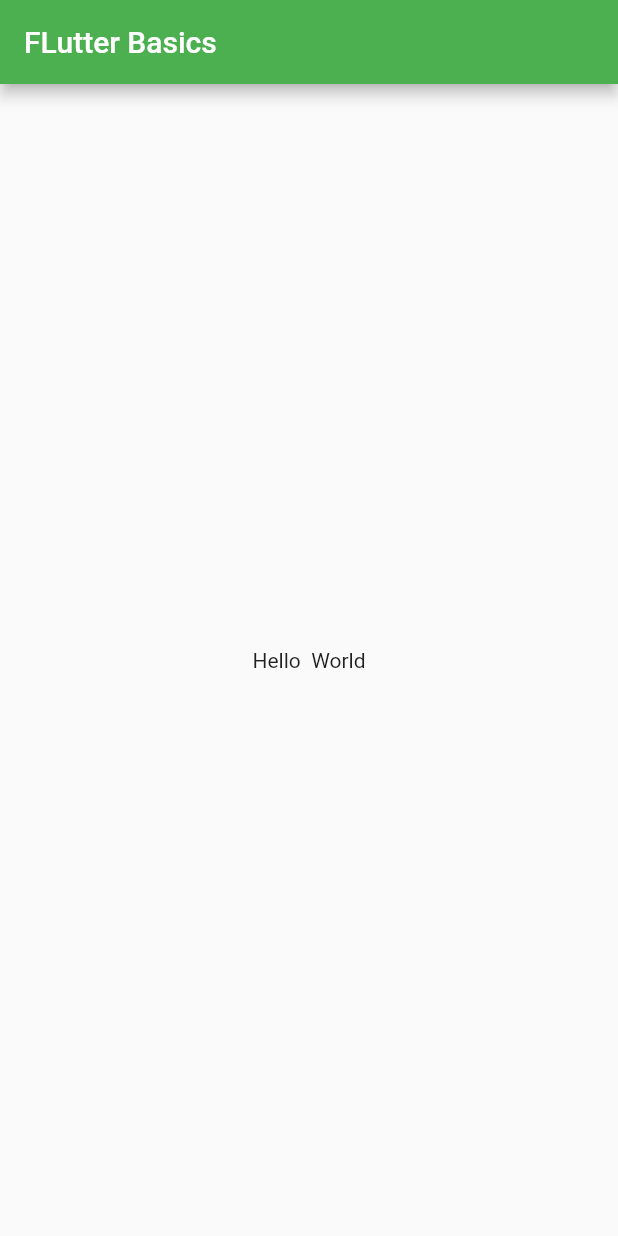
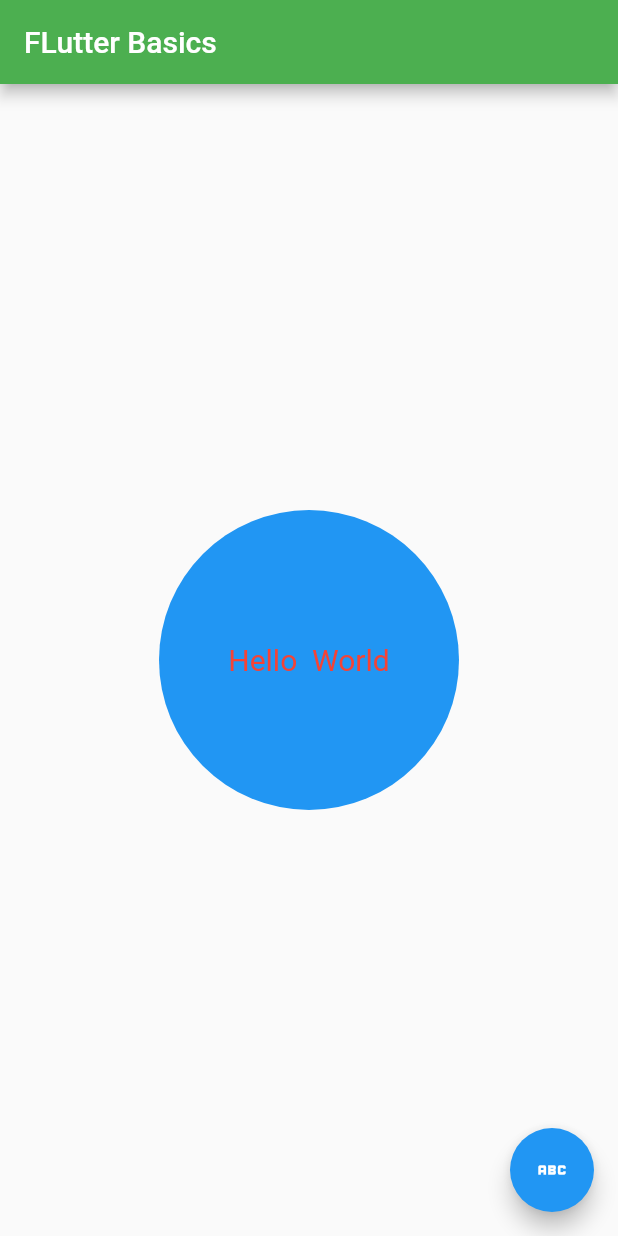
Before and after one commit to Omoefe-Ugboma/mobi, a Flutter app: the screen it shows after launch, on a phone screen of 412 x 824 dp. Run offline on Flutter 3.47's test engine with Material 2 defaults, Android fonts, the phone set to English and light mode, and no system bars.

Commit message:
20th lessons

```diff
--- a/lib/main.dart
+++ b/lib/main.dart
@@ -18,10 +18,31 @@ class MyApp extends StatelessWidget{
       debugShowCheckedModeBanner: false,
       home: Scaffold(
         appBar: AppBar(
-          title: const Text("FLutter Basics"),
+          title: const Text(
+            "FLutter Basics",),
         ),
-        body:const Center(
-          child: Text("Hello  World"),
+        body: Center(
+          child: Container(
+            height: 200,
+            width: 200,
+            decoration: BoxDecoration(
+              color: Colors.blue,
+              borderRadius: BorderRadius.circular(100),
+              ),
+            child: Center(
+              child: const Text(
+                "Hello  World",
+                 style: TextStyle(
+                  color: Colors.red,
+                  fontSize: 20,
+                ),
+              ),
+            ),
+          ),
+        ),
+        floatingActionButton: FloatingActionButton(
+          onPressed: ()=> debugPrint('clicked'),
+          child: const Icon(Icons.abc_outlined),
         ),
       ),
     );
```
